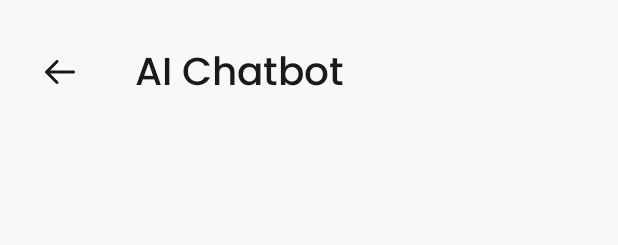
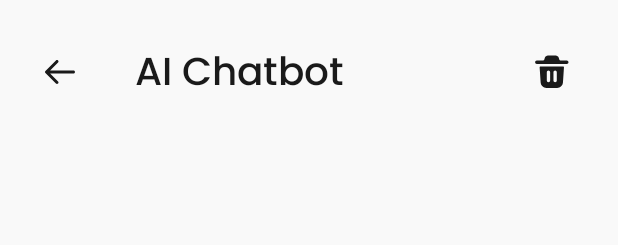
Before and after one commit to VugarGurban/TourMate, an Android app: the layout fragment_chatbot.xml on its own in the app's theme, with its tools: preview values and no code run, on a phone screen of 412 x 824 dp. Shown: the top 245 px of the screen. Run offline under Robolectric (Android 15) with nearby library versions, the phone set to English and light mode, and no system bars.

Commit message:
feat: Add message deletion functionality to Chatbot
This commit introduces the ability to delete all messages in the Chatbot fragment.

- **Chatbot Fragment:**
    - Added a delete button that, when clicked, removes all messages from the database and the UI.
    - Implemented logic to delete all messages from the Room database and update the message list in the ChatbotFragment.
- **UI Changes:**
    - Added a new delete button (`deleteBtn`) in `fragment_chatbot.xml`.
    - Added `ic_delete.xml` as a new vector drawable for the delete icon.

```diff
--- a/app/src/main/java/com/example/tourmate/ChatbotFragment.kt
+++ b/app/src/main/java/com/example/tourmate/ChatbotFragment.kt
@@ -116,6 +116,14 @@ class ChatbotFragment : Fragment() {
         binding.backBtn.setOnClickListener {
             requireActivity().onBackPressedDispatcher.onBackPressed()
         }
+
+        binding.deleteBtn.setOnClickListener {
+            lifecycleScope.launch(Dispatchers.IO) {
+                messagesRoomDao.deleteAllMessages()
+            }
+            messageList.clear()
+            messageAdapter.notifyDataSetChanged()
+        }
     }
 
     private fun sendMessageToOpenAI(message: String) {
--- /dev/null
+++ b/app/src/main/res/drawable/ic_delete.xml
@@ -0,0 +1,9 @@
+<vector xmlns:android="http://schemas.android.com/apk/res/android"
+    android:width="28dp"
+    android:height="28dp"
+    android:viewportWidth="21"
+    android:viewportHeight="21">
+  <path
+      android:pathData="M18.734,5.608C18.734,6.069 18.36,6.442 17.9,6.442H2.9C2.44,6.442 2.067,6.069 2.067,5.608C2.067,5.147 2.44,4.775 2.9,4.775H5.866C6.225,4.775 6.543,4.547 6.657,4.205L6.92,3.415C7.148,2.733 7.784,2.275 8.501,2.275H12.3C13.019,2.275 13.654,2.733 13.881,3.414L14.144,4.206C14.258,4.546 14.576,4.775 14.935,4.775H17.9C18.36,4.775 18.734,5.147 18.734,5.608ZM16.484,8.133L15.975,15.8C15.867,17.333 14.584,18.525 13.059,18.525H7.742C6.217,18.525 4.934,17.333 4.825,15.808L4.317,8.133C4.309,8.025 4.35,7.908 4.425,7.825C4.509,7.741 4.617,7.692 4.734,7.692H16.067C16.184,7.692 16.292,7.741 16.375,7.825C16.45,7.908 16.492,8.025 16.484,8.133ZM9.567,10.608C9.567,10.15 9.192,9.775 8.734,9.775C8.275,9.775 7.9,10.15 7.9,10.608V14.775C7.9,15.233 8.275,15.608 8.734,15.608C9.192,15.608 9.567,15.233 9.567,14.775V10.608ZM12.9,10.608C12.9,10.15 12.525,9.775 12.067,9.775C11.609,9.775 11.234,10.15 11.234,10.608V14.775C11.234,15.233 11.609,15.608 12.067,15.608C12.525,15.608 12.9,15.233 12.9,14.775V10.608Z"
+      android:fillColor="@color/light_black"/>
+</vector>
--- a/app/src/main/res/layout/fragment_chatbot.xml
+++ b/app/src/main/res/layout/fragment_chatbot.xml
@@ -83,6 +83,19 @@
         app:layout_constraintStart_toStartOf="parent"
         app:layout_constraintTop_toTopOf="parent" />
 
+    <ImageButton
+        android:id="@+id/deleteBtn"
+        android:layout_width="wrap_content"
+        android:layout_height="wrap_content"
+        android:layout_marginEnd="@dimen/margin_xmedium"
+        android:backgroundTint="@color/transparent"
+        android:src="@drawable/ic_delete"
+        app:layout_constraintTop_toTopOf="@id/backBtn"
+        app:layout_constraintBottom_toBottomOf="@id/backBtn"
+        app:layout_constraintEnd_toEndOf="parent"/>
+
+
+
     <TextView
         android:layout_width="wrap_content"
         android:layout_height="wrap_content"
```
